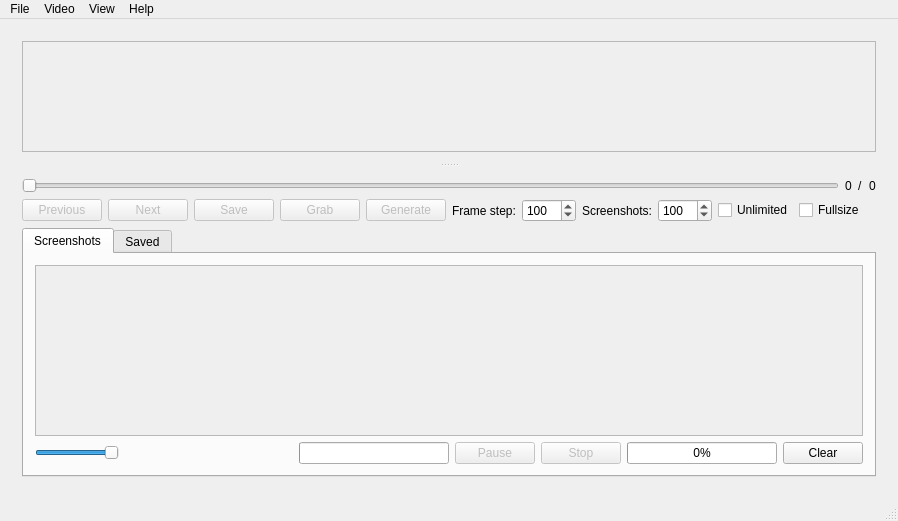
Qt form mainwindow.ui (labyrinthofdreams/screenpicker) before a commit.
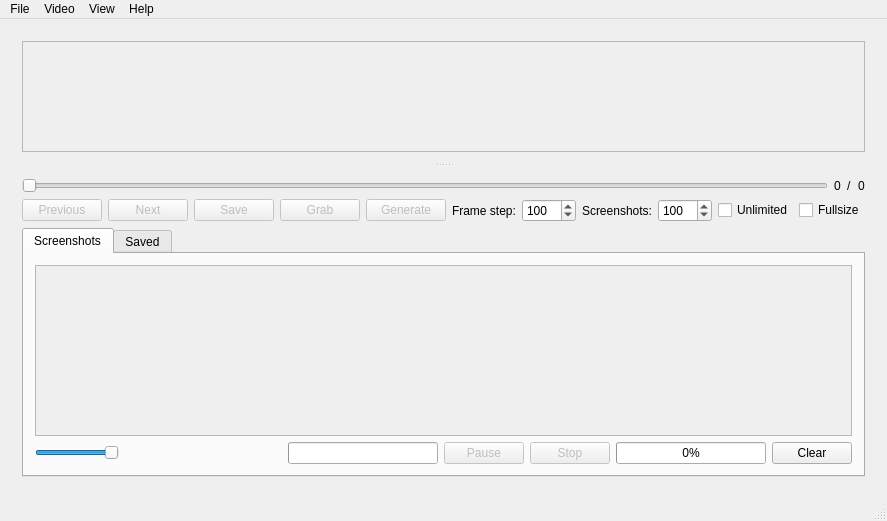
The same form after that commit. Custom widgets are drawn as their Qt base class.

Commit message: Change default size on startup

Diff of the .ui file:
```diff
--- a/mainwindow.ui
+++ b/mainwindow.ui
@@ -6,7 +6,7 @@
    <rect>
     <x>0</x>
     <y>0</y>
-    <width>898</width>
+    <width>797</width>
     <height>521</height>
    </rect>
   </property>
@@ -47,7 +47,7 @@
             <rect>
              <x>0</x>
              <y>0</y>
-             <width>876</width>
+             <width>775</width>
              <height>114</height>
             </rect>
            </property>
@@ -319,7 +319,7 @@
                   <rect>
                    <x>0</x>
                    <y>0</y>
-                   <width>850</width>
+                   <width>749</width>
                    <height>200</height>
                   </rect>
                  </property>
@@ -563,7 +563,7 @@
     <rect>
      <x>0</x>
      <y>0</y>
-     <width>898</width>
+     <width>797</width>
      <height>21</height>
     </rect>
    </property>
```
Left out of the diff: 2 changed lines with no effect on the pictures.
